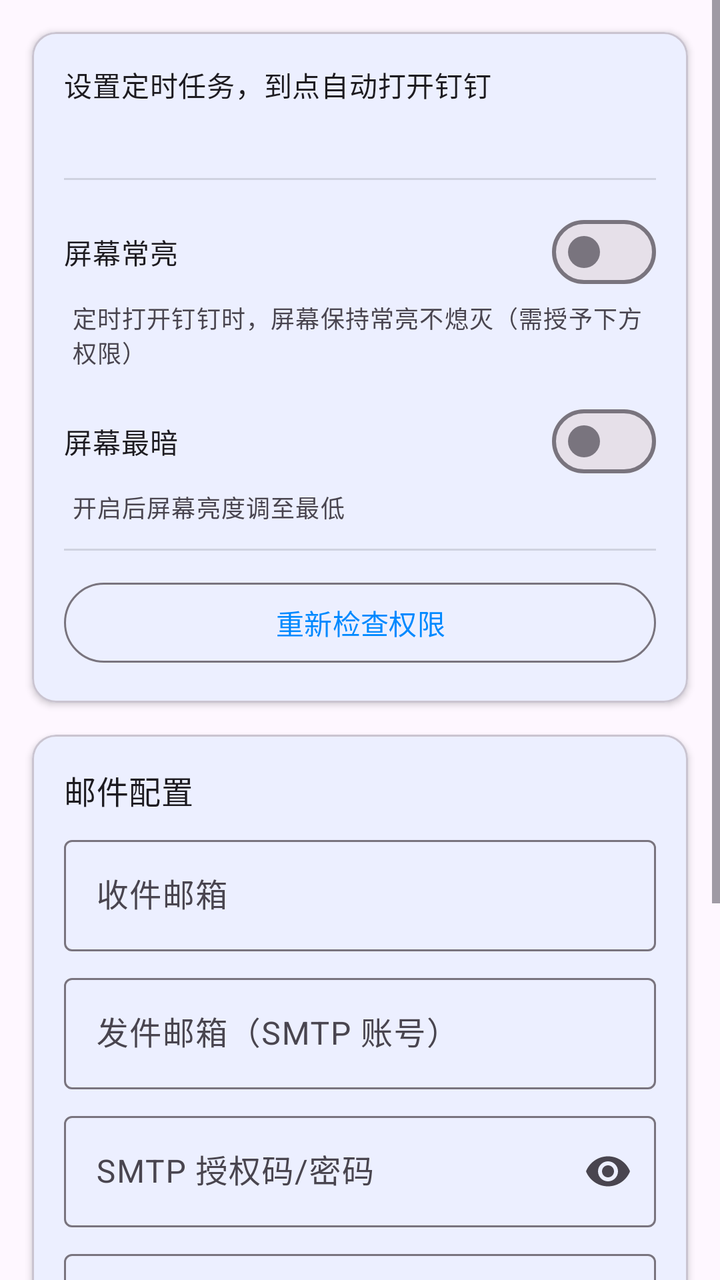
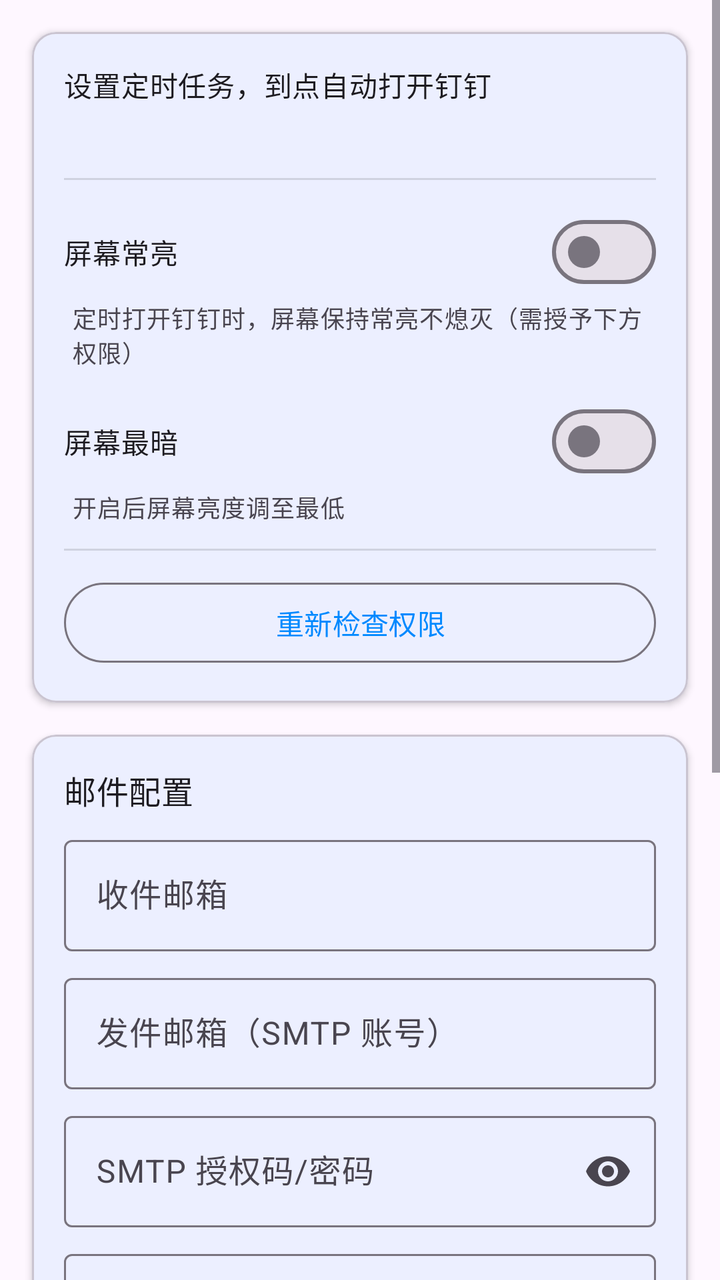

The first picture is an Android layout as it rendered before a commit; the second is the same layout after the commit. The layout source and the unified diff follow.
<!-- AndroidManifest.xml: application theme Theme.DDTask -->
<!-- res/layout/fragment_settings.xml -->
<?xml version="1.0" encoding="utf-8"?>
<ScrollView
    xmlns:android="http://schemas.android.com/apk/res/android"
    xmlns:app="http://schemas.android.com/apk/res-auto"
    android:layout_width="match_parent"
    android:layout_height="match_parent"
    android:fillViewport="true">

    <LinearLayout
        android:layout_width="match_parent"
        android:layout_height="wrap_content"
        android:orientation="vertical"
        android:paddingBottom="24dp">

        <com.google.android.material.card.MaterialCardView
            android:layout_width="match_parent"
            android:layout_height="wrap_content"
            android:layout_margin="16dp"
            app:cardElevation="2dp">

            <LinearLayout
                android:layout_width="match_parent"
                android:layout_height="wrap_content"
                android:orientation="vertical"
                android:padding="16dp">

                <TextView
                    android:layout_width="wrap_content"
                    android:layout_height="wrap_content"
                    android:text="@string/app_description"
                    android:textAppearance="?attr/textAppearanceBodyMedium" />

                <TextView
                    android:id="@+id/status_dingtalk"
                    android:layout_width="wrap_content"
                    android:layout_height="wrap_content"
                    android:layout_marginTop="8dp"
                    android:textAppearance="?attr/textAppearanceBodySmall" />

                <View
                    android:layout_width="match_parent"
                    android:layout_height="1dp"
                    android:layout_marginVertical="12dp"
                    android:background="?android:attr/listDivider" />

                <com.google.android.material.materialswitch.MaterialSwitch
                    android:id="@+id/switch_keep_screen_on"
                    android:layout_width="match_parent"
                    android:layout_height="wrap_content"
                    android:text="@string/keep_screen_on" />

                <TextView
                    android:layout_width="wrap_content"
                    android:layout_height="wrap_content"
                    android:layout_marginStart="4dp"
                    android:text="@string/keep_screen_on_desc"
                    android:textAppearance="?attr/textAppearanceBodySmall"
                    android:textColor="?android:attr/textColorSecondary" />

                <com.google.android.material.materialswitch.MaterialSwitch
                    android:id="@+id/switch_dim_screen"
                    android:layout_width="match_parent"
                    android:layout_height="wrap_content"
                    android:layout_marginTop="12dp"
                    android:text="@string/dim_screen" />

                <TextView
                    android:layout_width="wrap_content"
                    android:layout_height="wrap_content"
                    android:layout_marginStart="4dp"
                    android:text="@string/dim_screen_desc"
                    android:textAppearance="?attr/textAppearanceBodySmall"
                    android:textColor="?android:attr/textColorSecondary" />

                <View
                    android:layout_width="match_parent"
                    android:layout_height="1dp"
                    android:layout_marginVertical="12dp"
                    android:background="?android:attr/listDivider" />

                <com.google.android.material.button.MaterialButton
                    android:id="@+id/btn_recheck_permissions"
                    style="@style/Widget.Material3.Button.OutlinedButton"
                    android:layout_width="match_parent"
                    android:layout_height="wrap_content"
                    android:text="@string/permission_setup_recheck" />

            </LinearLayout>

        </com.google.android.material.card.MaterialCardView>

        <com.google.android.material.card.MaterialCardView
            android:id="@+id/card_email"
            android:layout_width="match_parent"
            android:layout_height="wrap_content"
            android:layout_marginHorizontal="16dp"
            app:cardElevation="2dp">

            <LinearLayout
                android:layout_width="match_parent"
                android:layout_height="wrap_content"
                android:orientation="vertical"
                android:padding="16dp">

                <TextView
                    android:layout_width="wrap_content"
                    android:layout_height="wrap_content"
                    android:text="@string/email_config_title"
                    android:textAppearance="?attr/textAppearanceTitleMedium" />

                <LinearLayout
                    android:id="@+id/layout_email_summary"
                    android:layout_width="match_parent"
                    android:layout_height="wrap_content"
                    android:layout_marginTop="8dp"
                    android:orientation="vertical"
                    android:visibility="gone">

                    <TextView
                        android:id="@+id/tv_email_summary"
                        android:layout_width="match_parent"
                        android:layout_height="wrap_content"
                        android:textAppearance="?attr/textAppearanceBodyMedium" />

                    <LinearLayout
                        android:layout_width="match_parent"
                        android:layout_height="wrap_content"
                        android:layout_marginTop="8dp"
                        android:orientation="horizontal">

                        <com.google.android.material.button.MaterialButton
                            android:id="@+id/btn_edit_email"
                            style="@style/Widget.Material3.Button.TextButton"
                            android:layout_width="wrap_content"
                            android:layout_height="wrap_content"
                            android:text="@string/edit_email_config" />

                        <com.google.android.material.button.MaterialButton
                            android:id="@+id/btn_test_email"
                            style="@style/Widget.Material3.Button.OutlinedButton"
                            android:layout_width="wrap_content"
                            android:layout_height="wrap_content"
                            android:layout_marginStart="8dp"
                            android:text="@string/send_test_email" />

                    </LinearLayout>

                </LinearLayout>

                <LinearLayout
                    android:id="@+id/layout_email_form"
                    android:layout_width="match_parent"
                    android:layout_height="wrap_content"
                    android:layout_marginTop="8dp"
                    android:orientation="vertical">

                    <com.google.android.material.textfield.TextInputLayout
                        android:layout_width="match_parent"
                        android:layout_height="wrap_content"
                        android:hint="@string/recipient_email_hint">

                        <com.google.android.material.textfield.TextInputEditText
                            android:id="@+id/et_recipient_email"
                            android:layout_width="match_parent"
                            android:layout_height="wrap_content"
                            android:inputType="textEmailAddress"
                            android:maxLines="1" />

                    </com.google.android.material.textfield.TextInputLayout>

                    <com.google.android.material.textfield.TextInputLayout
                        android:layout_width="match_parent"
                        android:layout_height="wrap_content"
                        android:layout_marginTop="8dp"
                        android:hint="@string/sender_email_hint">

                        <com.google.android.material.textfield.TextInputEditText
                            android:id="@+id/et_sender_email"
                            android:layout_width="match_parent"
                            android:layout_height="wrap_content"
                            android:inputType="textEmailAddress"
                            android:maxLines="1" />

                    </com.google.android.material.textfield.TextInputLayout>

                    <com.google.android.material.textfield.TextInputLayout
                        android:layout_width="match_parent"
                        android:layout_height="wrap_content"
                        android:layout_marginTop="8dp"
                        android:hint="@string/sender_password_hint"
                        app:endIconMode="password_toggle">

                        <com.google.android.material.textfield.TextInputEditText
                            android:id="@+id/et_sender_password"
                            android:layout_width="match_parent"
                            android:layout_height="wrap_content"
                            android:inputType="textPassword"
                            android:maxLines="1" />

                    </com.google.android.material.textfield.TextInputLayout>

                    <com.google.android.material.textfield.TextInputLayout
                        android:layout_width="match_parent"
                        android:layout_height="wrap_content"
                        android:layout_marginTop="8dp"
                        android:hint="@string/smtp_host_hint">

                        <com.google.android.material.textfield.TextInputEditText
                            android:id="@+id/et_smtp_host"
                            android:layout_width="match_parent"
                            android:layout_height="wrap_content"
                            android:inputType="text"
                            android:maxLines="1" />

                    </com.google.android.material.textfield.TextInputLayout>

                    <com.google.android.material.textfield.TextInputLayout
                        android:layout_width="match_parent"
                        android:layout_height="wrap_content"
                        android:layout_marginTop="8dp"
                        android:hint="@string/smtp_port_hint">

                        <com.google.android.material.textfield.TextInputEditText
                            android:id="@+id/et_smtp_port"
                            android:layout_width="match_parent"
                            android:layout_height="wrap_content"
                            android:inputType="number"
                            android:maxLines="1" />

                    </com.google.android.material.textfield.TextInputLayout>

                    <TextView
                        android:layout_width="wrap_content"
                        android:layout_height="wrap_content"
                        android:layout_marginStart="4dp"
                        android:layout_marginTop="4dp"
                        android:text="@string/smtp_help"
                        android:textAppearance="?attr/textAppearanceBodySmall"
                        android:textColor="?android:attr/textColorSecondary" />

                    <com.google.android.material.button.MaterialButton
                        android:id="@+id/btn_save_email"
                        android:layout_width="match_parent"
                        android:layout_height="wrap_content"
                        android:layout_marginTop="12dp"
                        android:text="@string/save" />

                </LinearLayout>

            </LinearLayout>

        </com.google.android.material.card.MaterialCardView>

        <TextView
            android:id="@+id/tv_version"
            android:layout_width="match_parent"
            android:layout_height="wrap_content"
            android:gravity="center"
            android:textAlignment="center"
            android:textAppearance="?attr/textAppearanceBodySmall"
            android:textColor="?android:attr/textColorSecondary" />

    </LinearLayout>

</ScrollView>
<!-- resources referenced by this layout -->
<resources>
  <string name="app_description">设置定时任务，到点自动打开钉钉</string>
  <string name="dim_screen">屏幕最暗</string>
  <string name="dim_screen_desc">开启后屏幕亮度调至最低</string>
  <string name="edit_email_config">修改配置</string>
  <string name="email_config_title">邮件配置</string>
  <string name="keep_screen_on">屏幕常亮</string>
  <string name="keep_screen_on_desc">定时打开钉钉时，屏幕保持常亮不熄灭（需授予下方权限）</string>
  <string name="permission_setup_recheck">重新检查权限</string>
  <string name="recipient_email_hint">收件邮箱</string>
  <string name="save">保存</string>
  <string name="send_test_email">发送测试邮件</string>
  <string name="sender_email_hint">发件邮箱（SMTP 账号）</string>
  <string name="sender_password_hint">SMTP 授权码/密码</string>
  <string name="smtp_help">QQ 邮箱示例：smtp.qq.com，端口 465（SSL）。请使用邮箱授权码，而非登录密码。</string>
  <string name="smtp_host_hint">SMTP 服务器</string>
  <string name="smtp_port_hint">SMTP 端口</string>
  <style name="Theme.DDTask" parent="Theme.Material3.Light.NoActionBar">
          <item name="colorPrimary">@color/primary</item>
          <item name="colorPrimaryDark">@color/primary_dark</item>
          <item name="colorSecondary">@color/secondary</item>
      </style>
  <color name="primary">#0089FF</color>
  <color name="primary_dark">#0066CC</color>
  <color name="secondary">#FF6B35</color>
</resources>

<!-- the commit's change to res/layout/fragment_settings.xml (unified diff, before → after) -->
@@ -244,6 +244,60 @@
                         android:layout_height="wrap_content"
                         android:layout_marginTop="12dp"
                         android:text="@string/save" />
+
+                </LinearLayout>
+
+            </LinearLayout>
+
+        </com.google.android.material.card.MaterialCardView>
+
+        <com.google.android.material.card.MaterialCardView
+            android:layout_width="match_parent"
+            android:layout_height="wrap_content"
+            android:layout_marginHorizontal="16dp"
+            app:cardElevation="2dp">
+
+            <LinearLayout
+                android:layout_width="match_parent"
+                android:layout_height="wrap_content"
+                android:orientation="vertical"
+                android:padding="16dp">
+
+                <TextView
+                    android:layout_width="wrap_content"
+                    android:layout_height="wrap_content"
+                    android:text="@string/config_io_title"
+                    android:textAppearance="?attr/textAppearanceTitleMedium" />
+
+                <TextView
+                    android:layout_width="wrap_content"
+                    android:layout_height="wrap_content"
+                    android:layout_marginTop="4dp"
+                    android:text="@string/config_io_desc"
+                    android:textAppearance="?attr/textAppearanceBodySmall"
+                    android:textColor="?android:attr/textColorSecondary" />
+
+                <LinearLayout
+                    android:layout_width="match_parent"
+                    android:layout_height="wrap_content"
+                    android:layout_marginTop="12dp"
+                    android:orientation="horizontal">
+
+                    <com.google.android.material.button.MaterialButton
+                        android:id="@+id/btn_export_config"
+                        android:layout_width="0dp"
+                        android:layout_height="wrap_content"
+                        android:layout_marginEnd="8dp"
+                        android:layout_weight="1"
+                        android:text="@string/export_config" />
+
+                    <com.google.android.material.button.MaterialButton
+                        android:id="@+id/btn_import_config"
+                        style="@style/Widget.Material3.Button.OutlinedButton"
+                        android:layout_width="0dp"
+                        android:layout_height="wrap_content"
+                        android:layout_weight="1"
+                        android:text="@string/import_config" />
 
                 </LinearLayout>
 
<!-- resource entries referenced after the edit -->
@@ -1,10 +1,14 @@
 <!-- resources referenced by this layout -->
 <resources>
   <string name="app_description">设置定时任务，到点自动打开钉钉</string>
+  <string name="config_io_desc">导出/导入 JSON 配置，包含定时任务、邮件、通知关键字及屏幕设置</string>
+  <string name="config_io_title">配置备份</string>
   <string name="dim_screen">屏幕最暗</string>
   <string name="dim_screen_desc">开启后屏幕亮度调至最低</string>
   <string name="edit_email_config">修改配置</string>
   <string name="email_config_title">邮件配置</string>
+  <string name="export_config">导出配置</string>
+  <string name="import_config">导入配置</string>
   <string name="keep_screen_on">屏幕常亮</string>
   <string name="keep_screen_on_desc">定时打开钉钉时，屏幕保持常亮不熄灭（需授予下方权限）</string>
   <string name="permission_setup_recheck">重新检查权限</string>
